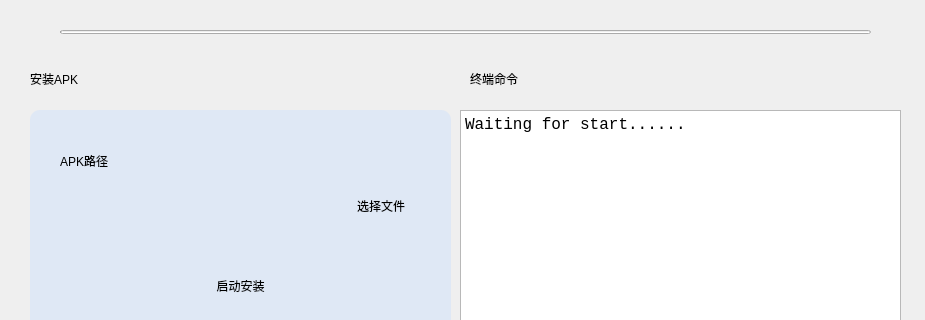
VMTask/WaterBox, file interface/ApplicationActivity.ui: the form before one commit; both pictures show x 0 to 925 and y 0 to 320 of the 925 by 641 pixel window.
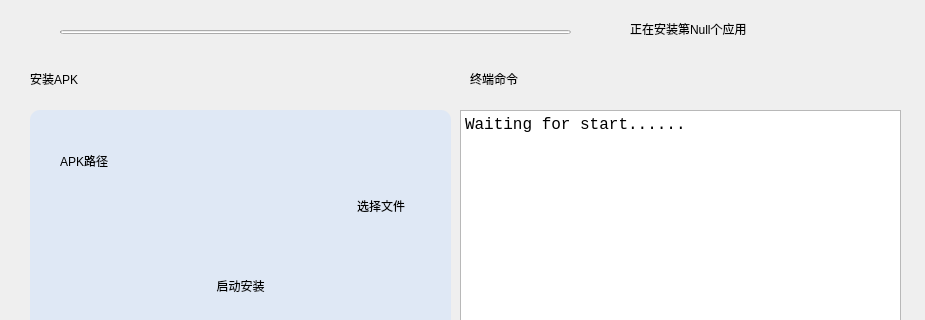
The form after the commit. Icons and pictures are not drawn. Custom widgets are drawn as their Qt base class.

What changed in the file:
```diff
--- a/interface/ApplicationActivity.ui
+++ b/interface/ApplicationActivity.ui
@@ -267,11 +267,24 @@
     <rect>
      <x>60</x>
      <y>30</y>
-     <width>811</width>
+     <width>511</width>
      <height>4</height>
     </rect>
    </property>
   </widget>
+  <widget class="SubtitleLabel" name="SubtitleLabel_8">
+   <property name="geometry">
+    <rect>
+     <x>630</x>
+     <y>15</y>
+     <width>281</width>
+     <height>28</height>
+    </rect>
+   </property>
+   <property name="text">
+    <string>正在安装第Null个应用</string>
+   </property>
+  </widget>
  </widget>
  <customwidgets>
   <customwidget>
```
